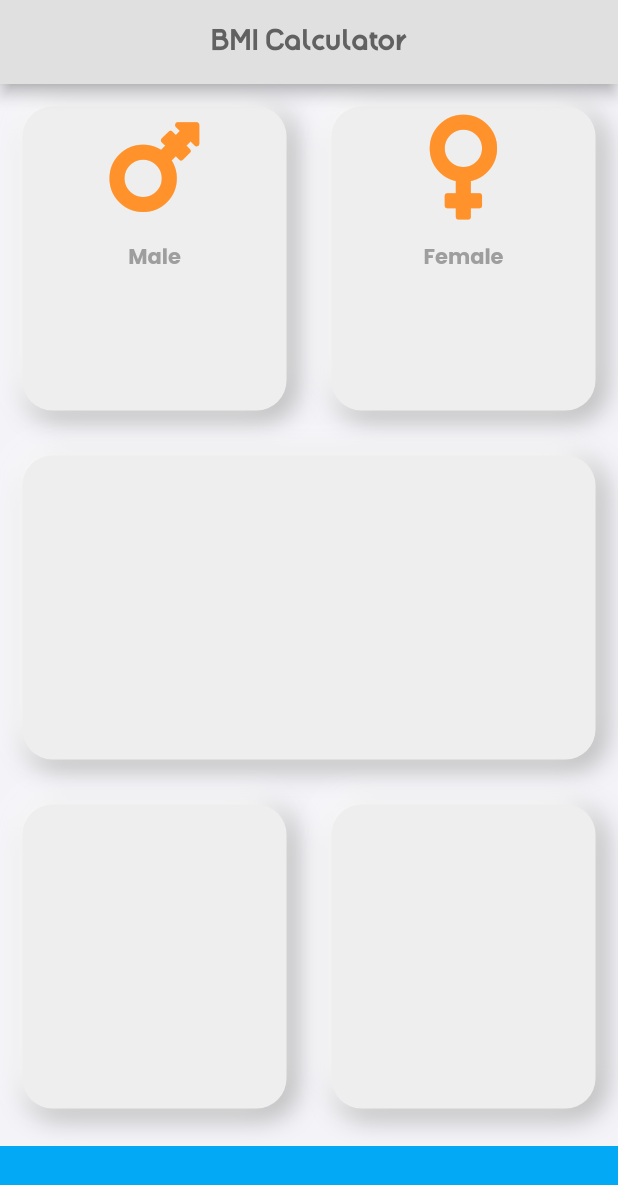
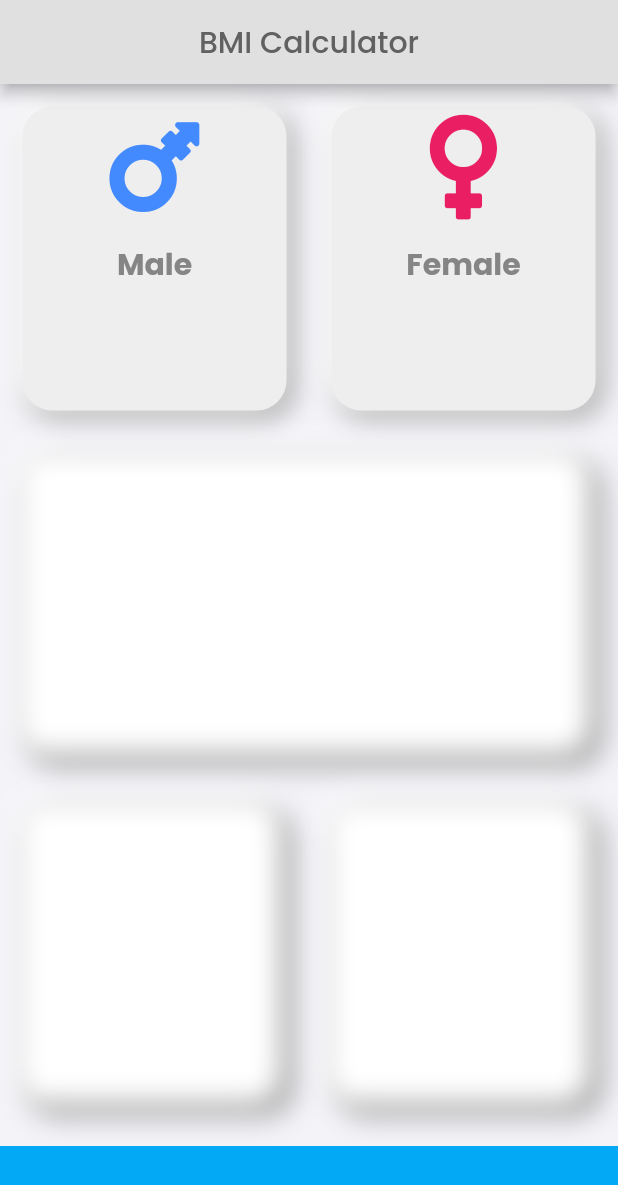
Before and after one commit to 4rnav/BMI-Calculator, a Flutter app: the screen it shows after launch, on a phone screen of 412 x 824 dp. Shown: the top 1185 px of the screen. Run offline on Flutter 3.47's test engine with Material 2 defaults, Android fonts, the phone set to English and light mode, and no system bars; our stand-ins replace font_awesome_flutter, google_fonts.

Commit message:
added gender select buttons

```diff
--- a/bmi_calculator/lib/icon_content.dart
+++ b/bmi_calculator/lib/icon_content.dart
@@ -4,10 +4,11 @@ import 'package:flutter/material.dart';
 import 'package:google_fonts/google_fonts.dart';
 
 class IconContent extends StatelessWidget {
-  IconContent({required this.icon, required this.label});
+  IconContent({required this.icon, required this.label, required this.iconColor});
 
   final IconData icon;
   final String label;
+  final Color iconColor;
 
   @override
   Widget build(BuildContext context) {
@@ -16,14 +17,14 @@ class IconContent extends StatelessWidget {
         Icon(
           icon,
           size: 80.0,
-          color: Color(0XFFff922b),
+          color: iconColor,
         ),
         SizedBox(
           height: 10.0,
         ),
         Text(
           label,
-          style: GoogleFonts.getFont('Poppins', fontWeight: FontWeight.bold, color: Colors.grey)
+          style: GoogleFonts.getFont('Poppins', fontWeight: FontWeight.bold, color: Color.fromARGB(255, 133, 133, 133), fontSize: 20.0)
         ),
       ],
     );
--- a/bmi_calculator/lib/input_page.dart
+++ b/bmi_calculator/lib/input_page.dart
@@ -7,6 +7,8 @@ import 'neuomorph_card.dart';
 
 const bottomBarHeight = 60.0;
 const bottomBarColor = Colors.lightBlue;
+Color maleCardColor = Color(0xFFEEEEEE);
+Color femaleCardColor = Color(0xFFEEEEEE);
 
 class InputPage extends StatefulWidget {
   @override
@@ -16,6 +18,28 @@ class InputPage extends StatefulWidget {
 class _InputPageState extends State<InputPage> {
   bool _isElevated = false;
 
+  static const activeColour = Color.fromARGB(255, 221, 221, 221);
+  static const inactiveColour = Color(0xFFEEEEEE);
+
+  //1 = male, 0 = female
+  void updateColour(int gender) {
+    if (gender == 1) {
+      if (maleCardColor == inactiveColour) {
+        maleCardColor = activeColour;
+        femaleCardColor = inactiveColour;
+      } else {
+        maleCardColor = inactiveColour;
+      }
+    } else {
+      if (femaleCardColor == inactiveColour) {
+        femaleCardColor = activeColour;
+        maleCardColor = inactiveColour;
+      } else {
+        femaleCardColor = inactiveColour;
+      }
+    }
+  }
+
   @override
   Widget build(BuildContext context) {
     return Scaffold(
@@ -24,7 +48,8 @@ class _InputPageState extends State<InputPage> {
         title: Center(
           child: Text(
             'BMI Calculator',
-            style: TextStyle(color: Colors.grey.shade700, fontFamily: 'Amenable'),
+            style:
+                TextStyle(color: Colors.grey.shade700, fontFamily: 'Poppins'),
           ),
         ),
         backgroundColor: Colors.grey[300],
@@ -35,20 +60,39 @@ class _InputPageState extends State<InputPage> {
             child: Row(
               children: <Widget>[
                 Expanded(
+                  child: GestureDetector(
+                    onTap: () {
+                      setState(() {
+                        updateColour(1);
+                      });
+                    },
                     child: NeumorphCard(
+                      cardColor: maleCardColor,
                       cardChild: IconContent(
                         icon: FontAwesomeIcons.marsStroke,
                         label: 'Male',
+                        iconColor: Colors.blueAccent,
+                      ),
                     ),
                   ),
                 ),
                 Expanded(
+                  child: GestureDetector(
+                    onTap: () {
+                        setState(() {
+                          updateColour(0);
+                        });
+                    },
                     child: NeumorphCard(
+                      cardColor: femaleCardColor,
                       cardChild: IconContent(
                         icon: FontAwesomeIcons.venus,
                         label: 'Female',
+                        iconColor: Colors.pink,
                       ),
-                )),
+                    ),
+                  ),
+                ),
               ],
             ),
           ),
--- a/bmi_calculator/lib/neuomorph_card.dart
+++ b/bmi_calculator/lib/neuomorph_card.dart
@@ -7,9 +7,10 @@ class NeumorphCard extends StatelessWidget {
   //   Key? key,
   // }) : super(key: key);
   // ignore: prefer_const_constructors_in_immutables
-  NeumorphCard({this.cardChild});
+  NeumorphCard({this.cardChild, this.cardColor});
 
   final Widget? cardChild;
+  Color? cardColor =  Color(0xFFEEEEEE);
 
   @override
   Widget build(BuildContext context) {
@@ -17,7 +18,7 @@ class NeumorphCard extends StatelessWidget {
       child: cardChild,
       margin: EdgeInsets.all(15.0),
       decoration: BoxDecoration(
-          color: Colors.grey[200],
+          color: cardColor,
           borderRadius: BorderRadius.circular(20),
           // ignore: prefer_const_literals_to_create_immutables
           boxShadow: [
```
Lines whose indentation alone changed are shown as unchanged.
